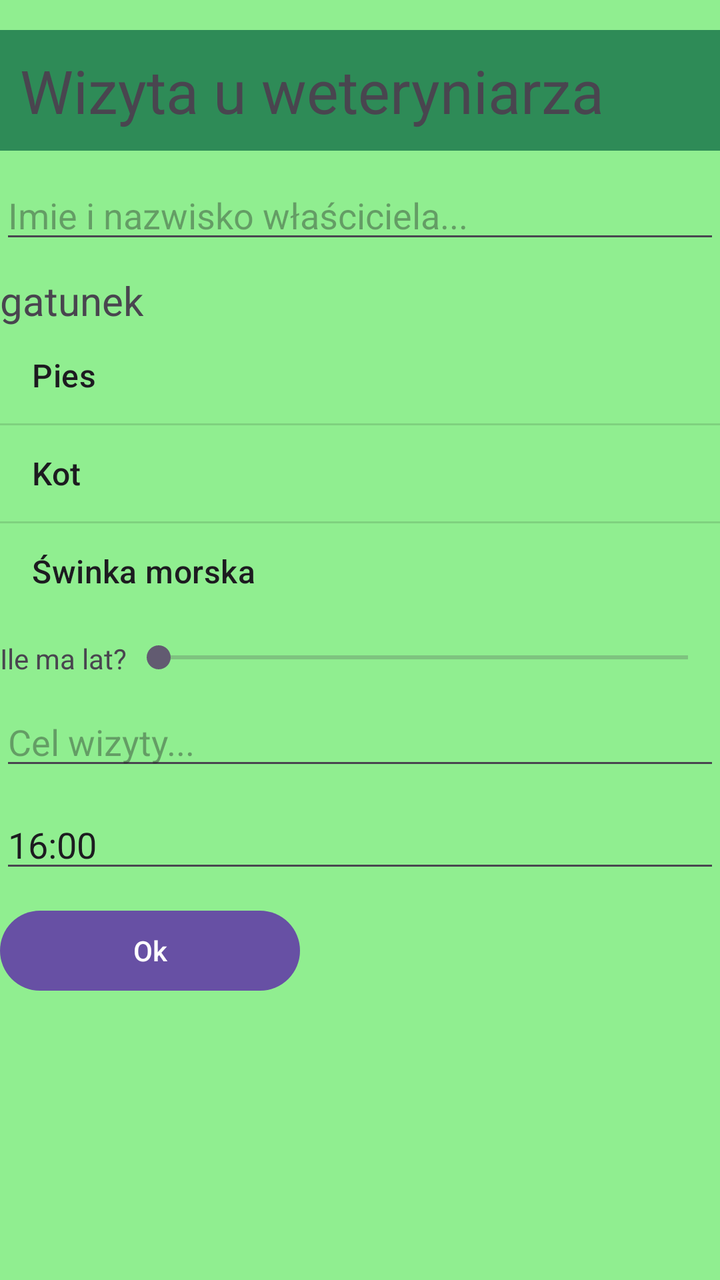
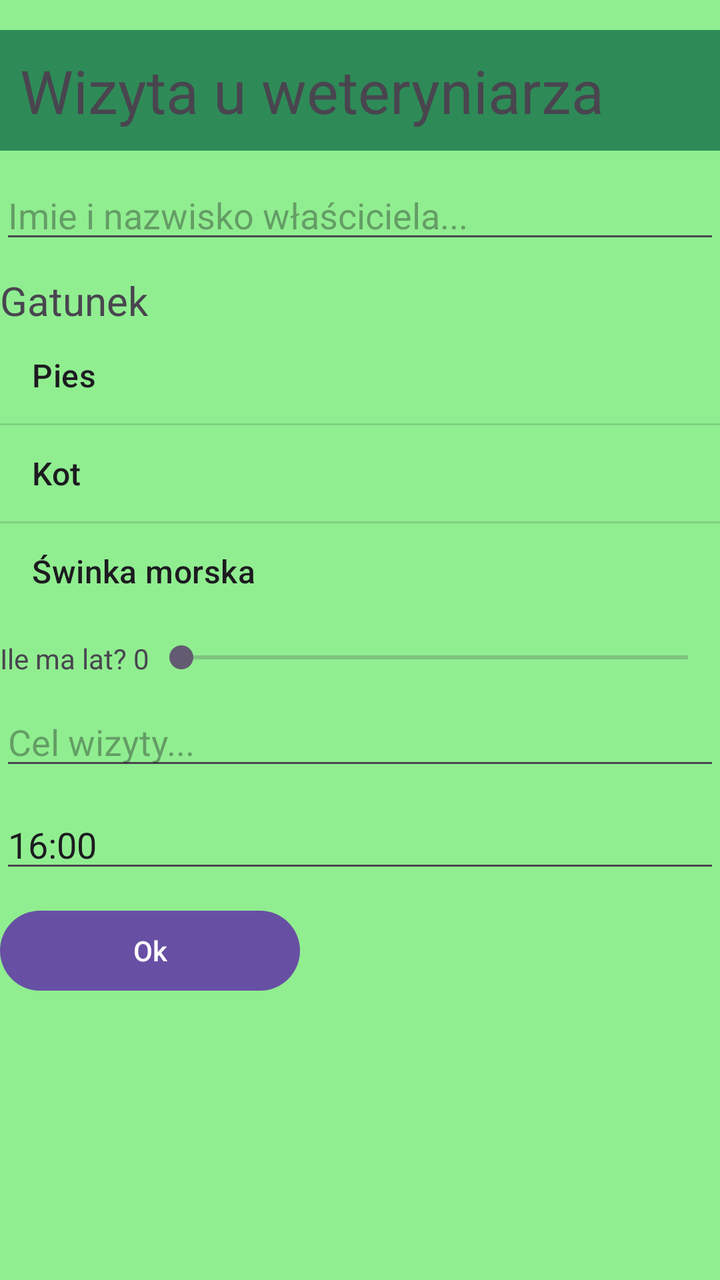

Compare the two renders of this Android layout. The source of the first and the diff that turns it into the second are given below.
<!-- AndroidManifest.xml: application theme Theme.MyApplication -->
<!-- res/layout/activity_main.xml -->
<?xml version="1.0" encoding="utf-8"?>
<LinearLayout xmlns:android="http://schemas.android.com/apk/res/android"
    xmlns:app="http://schemas.android.com/apk/res-auto"
    xmlns:tools="http://schemas.android.com/tools"
    android:id="@+id/main"
    android:layout_width="match_parent"
    android:layout_height="match_parent"
    android:orientation="vertical"
    android:background="#90EE90"
    tools:context=".MainActivity">

    <TextView
        android:id="@+id/textView"
        android:layout_width="match_parent"
        android:layout_height="wrap_content"
        android:textSize="30dp"
        android:padding="10dp"
        android:layout_marginTop="15dp"
        android:layout_marginBottom="10dp"
        android:background="#2E8B57"
        android:text="Wizyta u weteryniarza" />

    <EditText
        android:id="@+id/editTextText"
        android:layout_width="match_parent"
        android:layout_height="wrap_content"
        android:ems="10"
        android:layout_marginBottom="10dp"
        android:inputType="text"
        android:hint="Imie i nazwisko właściciela..." />

    <TextView
        android:id="@+id/textView2"
        android:layout_width="match_parent"
        android:layout_height="wrap_content"
        android:textSize="20dp"
        android:text="gatunek" />

    <ListView
        android:layout_width="match_parent"
        android:layout_height="wrap_content"
        android:layout_marginBottom="10dp"
        android:entries="@array/gatunki"/>

    <LinearLayout
        android:layout_width="match_parent"
        android:layout_height="wrap_content"
        android:layout_marginBottom="10dp"
        android:layout_gravity="center"
        android:orientation="horizontal">

        <TextView
            android:id="@+id/textView3"
            android:layout_width="wrap_content"
            android:layout_height="wrap_content"
            android:text="Ile ma lat?"
             />

        <SeekBar
            android:id="@+id/seekBar2"
            android:layout_width="wrap_content"
            android:layout_height="wrap_content"
            android:layout_weight="1"
            android:min="0"
            android:max="20"
            />

    </LinearLayout>


    <EditText
        android:id="@+id/editTextText2"
        android:layout_width="match_parent"
        android:layout_height="wrap_content"
        android:ems="10"
        android:layout_marginBottom="10dp"
        android:inputType="text"
        android:hint="Cel wizyty..." />

    <EditText
        android:id="@+id/editTextTime"
        android:layout_width="match_parent"
        android:layout_height="wrap_content"
        android:ems="10"
        android:layout_marginBottom="10dp"
        android:text="16:00"
        android:inputType="time" />

    <Button
        android:id="@+id/button"
        android:layout_width="150dp"
        android:layout_height="wrap_content"
        android:layout_marginRight="200dp"
        android:layout_marginBottom="10dp"
        android:layout_gravity="left"
        android:text="Ok" />

</LinearLayout>
<!-- resources referenced by this layout -->
<resources>
  <string-array name="gatunki">
          <item>Pies</item>
          <item>Kot</item>
          <item>Świnka morska</item>
      </string-array>
  <style name="Theme.MyApplication" parent="Base.Theme.MyApplication" />
  <style name="Base.Theme.MyApplication" parent="Theme.Material3.DayNight.NoActionBar">
          
          
      </style>
</resources>

<!-- the commit's change to res/layout/activity_main.xml (unified diff, before → after) -->
@@ -34,9 +34,10 @@
         android:layout_width="match_parent"
         android:layout_height="wrap_content"
         android:textSize="20dp"
-        android:text="gatunek" />
+        android:text="Gatunek" />
 
     <ListView
+        android:id="@+id/listView"
         android:layout_width="match_parent"
         android:layout_height="wrap_content"
         android:layout_marginBottom="10dp"
@@ -53,7 +54,7 @@
             android:id="@+id/textView3"
             android:layout_width="wrap_content"
             android:layout_height="wrap_content"
-            android:text="Ile ma lat?"
+            android:text="Ile ma lat? 0"
              />
 
         <SeekBar
